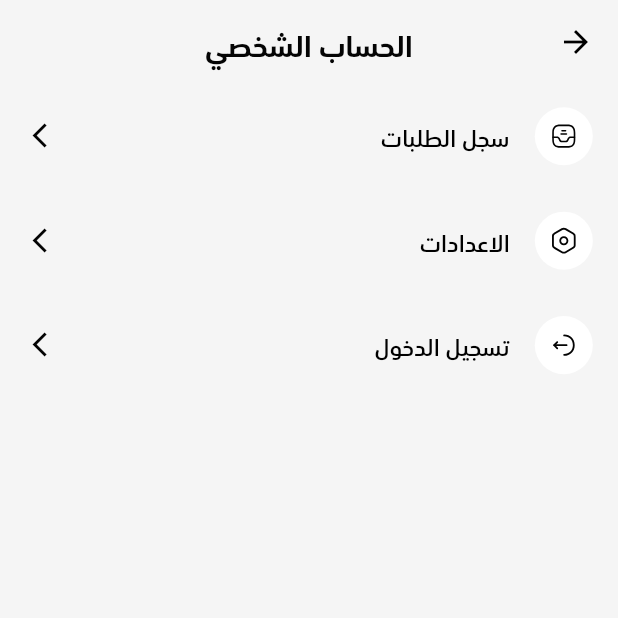
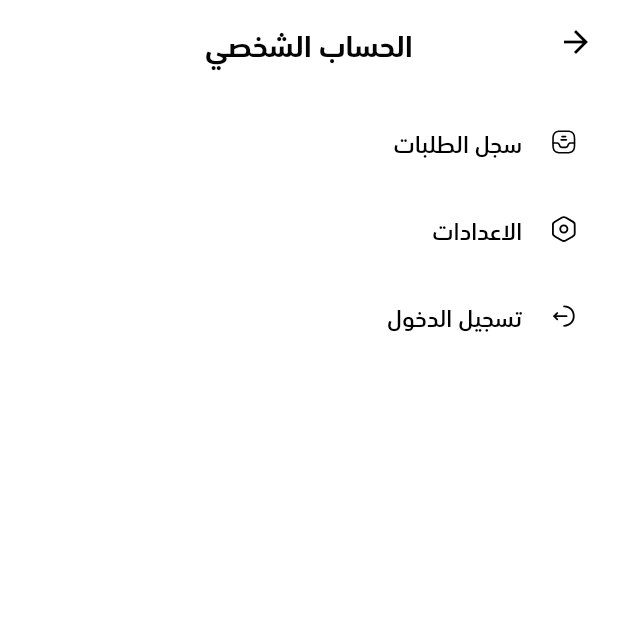
Before and after one commit to Almumez/tawsil_ghaz, a Flutter app: the ProfileView screen opened directly, on a phone screen of 412 x 824 dp, the top half of it. Run offline on Flutter 3.47's test engine with Material 3 defaults, Android fonts, the phone set to English and light mode, and no system bars; our stand-ins replace cached_network_image, dio, dotted_border, easy_localization, firebase_core, firebase_messaging and 17 more; missing offline and left inert: myfatoorah_flutter; accounts and stored records are empty.

Commit message:
style(profile): update background colors and refine layout
Changed the background color of the profile view and app bar to white for improved visual clarity. Refactored the profile item layout by adjusting padding and removing unnecessary elements, enhancing the overall user experience and consistency in design.

```diff
--- a/lib/features/shared/pages/profile/view.dart
+++ b/lib/features/shared/pages/profile/view.dart
@@ -41,11 +41,11 @@ class _ProfileViewState extends State<ProfileView> {
   @override
   Widget build(BuildContext context) {
     return Scaffold(
-      backgroundColor: context.canvasColor,
+      backgroundColor: Colors.white,
       appBar: AppBar(
         title: Text(LocaleKeys.profile.tr()),
         centerTitle: true,
-        backgroundColor: context.canvasColor,
+        backgroundColor: Colors.white,
       ),
       body: SingleChildScrollView(
         child: Column(
@@ -53,12 +53,15 @@ class _ProfileViewState extends State<ProfileView> {
             if (UserModel.i.isAuth)
               Row(
                 children: [
-                  CustomImage(
-                    UserModel.i.image,
-                    height: 72.h,
-                    width: 72.h,
-                    fit: BoxFit.cover,
-                    borderRadius: BorderRadius.circular(36.h),
+                  CustomRadiusIcon(
+                    onTap: () => push(NamedRoutes.editProfile),
+                    size: 40.h,
+                    child: CustomImage(
+                      Assets.images.edit.path,
+                      height: 20.h,
+                      width: 20.h,
+                      color: context.primaryColorDark,
+                    ),
                   ).withPadding(end: 8.w),
                   Expanded(
                     child: Column(
@@ -73,18 +76,9 @@ class _ProfileViewState extends State<ProfileView> {
                       ],
                     ),
                   ),
-                  CustomRadiusIcon(
-                    onTap: () => push(NamedRoutes.editProfile),
-                    size: 40.h,
-                    child: CustomImage(
-                      Assets.images.edit.path,
-                      height: 20.h,
-                      width: 20.h,
-                      color: context.primaryColorDark,
-                    ),
-                  ),
                 ],
               ),
+            SizedBox(height: 10.h),
             ...List.generate(
               _buildItems().length,
               (index) => InkWell(
@@ -93,23 +87,22 @@ class _ProfileViewState extends State<ProfileView> {
                   children: [
                     CustomRadiusIcon(
                       size: 40.h,
-                      backgroundColor: _buildItems()[index].isLogout ? context.errorColor.withValues(alpha: .1) : null,
+                      backgroundColor: Colors.transparent,
                       child: CustomImage(
                         _buildItems()[index].image,
                         height: 20.h,
                         width: 20.h,
                         color: _buildItems()[index].isLogout ? context.errorColor : context.primaryColorDark,
                       ),
-                    ).withPadding(end: 16.w),
+                    ).withPadding(end: 8.w),
                     Expanded(
                       child: Text(
                         _buildItems()[index].title.tr(),
                         style: context.mediumText.copyWith(fontSize: 16, color: _buildItems()[index].isLogout ? context.errorColor : null),
                       ),
                     ),
-                    if (!_buildItems()[index].isLogout) Icon(Icons.arrow_forward_ios, size: 20.h, color: context.primaryColorDark),
                   ],
-                ).withPadding(vertical: 16.h),
+                ).withPadding(vertical: 10.h),
               ),
             )
           ],
```
Also changed, not shown: 4 other files.
